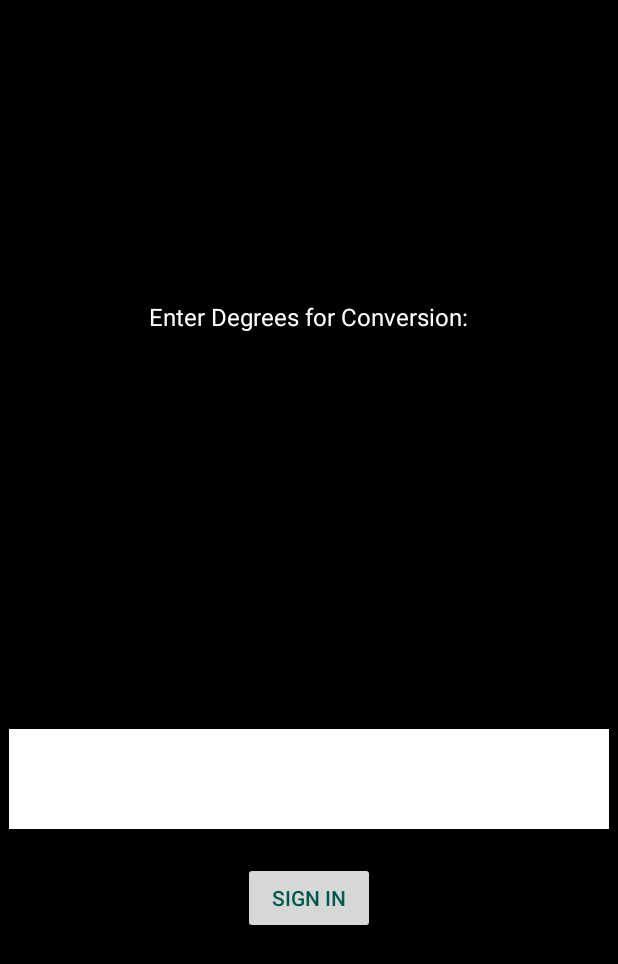
After one commit to dgaisan/simple-android-celsius-to-fahrenheit, an Android app: the ActivityConverter screen opened directly, with no data from a screen before it, on a phone screen of 412 x 824 dp. The commit adds this screen. Shown: the top 964 px of the screen. Run offline under Robolectric (Android 15) with nearby library versions, the phone set to English and light mode, and no system bars.

Commit message:
Adding Converter Screen

```diff
--- a/app/src/main/AndroidManifest.xml
+++ b/app/src/main/AndroidManifest.xml
@@ -16,6 +16,13 @@
                 <category android:name="android.intent.category.LAUNCHER" />
             </intent-filter>
         </activity>
+        <activity android:name=".ActivityConverter">
+            <intent-filter>
+                <action android:name="android.intent.action.VIEW" />
+
+                <category android:name="android.intent.category.LAUNCHER" />
+            </intent-filter>
+        </activity>
     </application>
 
 </manifest>
--- /dev/null
+++ b/app/src/main/java/com/me/celcius_to_farenheit/ActivityConverter.java
@@ -0,0 +1,23 @@
+package com.me.celcius_to_farenheit;
+
+import android.app.Activity;
+import android.content.Intent;
+import android.os.Bundle;
+import android.view.View;
+import android.widget.Button;
+import android.widget.EditText;
+
+public class ActivityConverter extends Activity {
+
+    @Override
+    protected void onCreate(Bundle bundle) {
+        super.onCreate(bundle);
+        setContentView(R.layout.activity_converter);
+
+        initControls();
+    }
+
+    private void initControls() {
+
+    }
+}
--- a/app/src/main/java/com/me/celcius_to_farenheit/MainActivity.java
+++ b/app/src/main/java/com/me/celcius_to_farenheit/MainActivity.java
@@ -1,6 +1,7 @@
 package com.me.celcius_to_farenheit;
 
 import android.app.Activity;
+import android.content.Intent;
 import android.os.Bundle;
 import android.view.View;
 import android.widget.Button;
@@ -24,7 +25,7 @@ public class MainActivity extends Activity {
             @Override
             public void onClick(View v) {
                 if (getResources().getString(R.string.main_activity_unsecure_password).equals(text.getText().toString())) {
-
+                    startActivity(new Intent(getApplicationContext(), ActivityConverter.class));
                 } else {
                     text.setError(getResources().getString(R.string.main_activity_password_invalid));
                 }
--- /dev/null
+++ b/app/src/main/res/layout/activity_converter.xml
@@ -0,0 +1,53 @@
+<LinearLayout xmlns:android="http://schemas.android.com/apk/res/android"
+    xmlns:tools="http://schemas.android.com/tools"
+    android:layout_width="match_parent"
+    android:layout_height="match_parent"
+    android:orientation="vertical"
+    android:gravity="center"
+    android:background="@color/black"
+    tools:context=".ActivityConverter">
+
+    <TextView
+        android:id="@+id/main_activity_text_view"
+        android:text="@string/converter_activity_text"
+        android:textColor="@color/white"
+        android:textSize="16dp"
+        android:layout_marginBottom="300px"
+        android:layout_width="wrap_content"
+        android:layout_height="wrap_content" />
+
+    <RadioGroup
+        android:layout_width="wrap_content"
+        android:layout_height="wrap_content">
+        <RadioButton
+            android:layout_width="wrap_content"
+            android:layout_height="wrap_content" />
+        <RadioButton
+            android:layout_width="wrap_content"
+            android:layout_height="wrap_content" />
+    </RadioGroup>
+
+    <EditText
+        android:id="@+id/converter_activity_text_edit"
+        android:background="@color/white"
+        android:inputType="numberDecimal"
+        android:singleLine="true"
+        android:layout_width="600px"
+        android:layout_height="100px" />
+
+    <TextView
+        android:id="@+id/converter_activity_results"
+        android:textColor="@color/white"
+        android:textSize="16dp"
+        android:layout_width="wrap_content"
+        android:layout_height="wrap_content" />
+
+    <Button
+        android:id="@+id/converter_activity_submit"
+        android:text="@string/main_activity_submit"
+        android:textColor="@color/colorPrimaryDark"
+        android:layout_marginBottom="1px"
+        android:layout_width="wrap_content"
+        android:layout_height="wrap_content" />
+
+</LinearLayout>
--- a/app/src/main/res/values/strings.xml
+++ b/app/src/main/res/values/strings.xml
@@ -7,4 +7,6 @@
     <string name="main_activity_unsecure_password">unsecured</string>
     <string name="main_activity_password_invalid">Invalid Password</string>
 
+    <string name="converter_activity_text">Enter Degrees for Conversion:</string>
+
 </resources>
```
